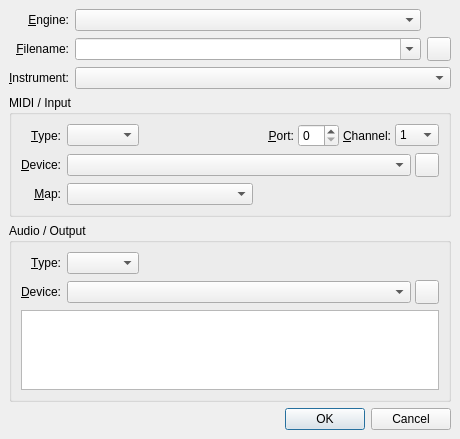
The window that src/qsamplerChannelForm.ui (rncbc/qsampler) describes before a commit, drawn with Qt 5.
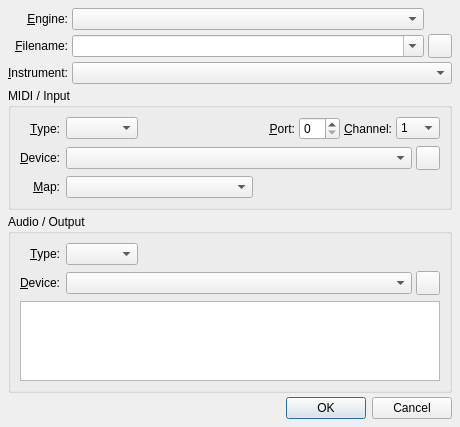
The same window after the commit. Icons and pictures are not drawn.

Commit message: * Fixed a race condition on creating sampler channels that ended   in duplicate channel strips; also fixed channel auto-arrange.

Patch:
```diff
--- a/src/qsamplerChannelForm.ui
+++ b/src/qsamplerChannelForm.ui
@@ -30,14 +30,6 @@
     <height>320</height>
    </rect>
   </property>
-  <property name="sizePolicy" >
-   <sizepolicy>
-    <hsizetype>7</hsizetype>
-    <vsizetype>1</vsizetype>
-    <horstretch>0</horstretch>
-    <verstretch>0</verstretch>
-   </sizepolicy>
-  </property>
   <property name="focusPolicy" >
    <enum>Qt::StrongFocus</enum>
   </property>
@@ -49,19 +41,13 @@
   </property>
   <layout class="QVBoxLayout" >
    <property name="margin" >
-    <number>9</number>
+    <number>8</number>
    </property>
    <property name="spacing" >
-    <number>6</number>
+    <number>4</number>
    </property>
    <item>
     <layout class="QGridLayout" >
-     <property name="margin" >
-      <number>0</number>
-     </property>
-     <property name="spacing" >
-      <number>6</number>
-     </property>
      <item row="1" column="2" >
       <widget class="QToolButton" name="InstrumentFileToolButton" >
        <property name="sizePolicy" >
@@ -737,7 +723,7 @@
    </item>
   </layout>
  </widget>
- <layoutdefault spacing="4" margin="4" />
+ <layoutdefault spacing="4" margin="8" />
  <tabstops>
   <tabstop>EngineNameComboBox</tabstop>
   <tabstop>InstrumentFileComboBox</tabstop>
```
Left out of the diff: 2 changed lines with no effect on the pictures. The commit also changes 11 other files.
